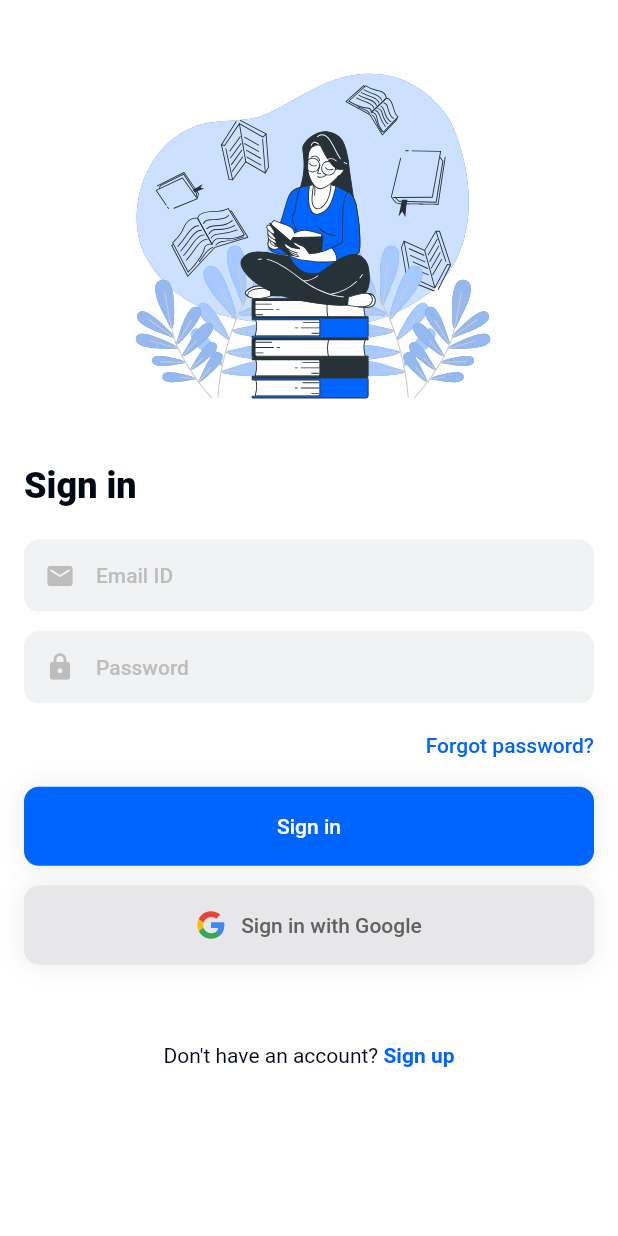
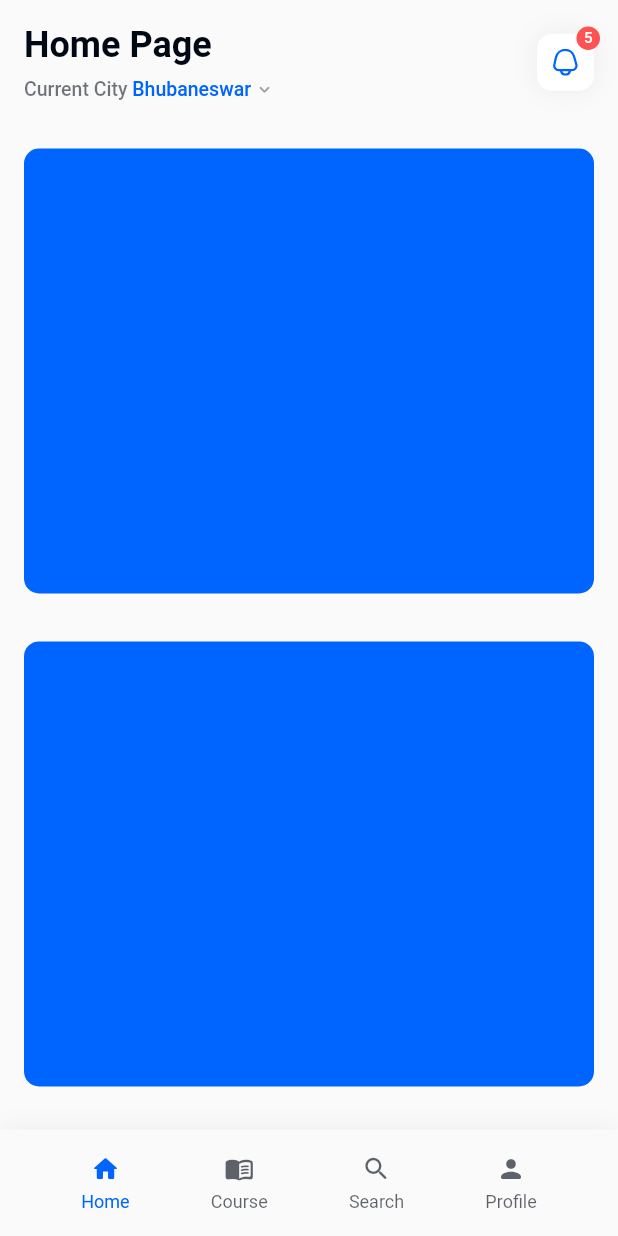
Before and after one commit to SubashXess/Institute-App, a Flutter app: the screen it shows after launch, on a phone screen of 412 x 824 dp. Run offline on Flutter 3.47's test engine with Material 2 defaults, Android fonts, the phone set to English and light mode, and no system bars; drawn by our look-alikes of badges; our stand-ins replace flutter_svg.

Commit message:
dashboard-page-v1

```diff
--- a/lib/constants/boxshadow.dart
+++ b/lib/constants/boxshadow.dart
@@ -8,4 +8,13 @@ class AppBoxShadow {
       blurRadius: blurRadius,
     );
   }
+
+  static BoxShadow s1BoxShadow(
+      {Color color = Colors.black,
+      double blurRadius = 14.0,
+      double x = 0.0,
+      double y = 0.0}) {
+    return BoxShadow(
+        color: color, blurRadius: blurRadius, offset: Offset(x, y));
+  }
 }
--- a/lib/constants/dimensions.dart
+++ b/lib/constants/dimensions.dart
@@ -5,5 +5,5 @@ const tabletWidth = 1000;
 
 class AppIconDimensions {
   static const double appIconSystemSize = 20.0;
-  // static const double appIconMediumSize = 20.0;
+  static const double appIconMediumSize = 18.0;
 }
--- a/lib/constants/routes.dart
+++ b/lib/constants/routes.dart
@@ -1,5 +1,10 @@
 import 'package:flutter/material.dart';
+import 'package:institute_app/screens/coursepage/coursepage.dart';
+import 'package:institute_app/screens/dashboard.dart';
 import 'package:institute_app/screens/forgot_password_page/forgot_password_page.dart';
+import 'package:institute_app/screens/homepage/homepage.dart';
+import 'package:institute_app/screens/profilepage/profilepage.dart';
+import 'package:institute_app/screens/searchpage/searchpage.dart';
 import 'package:institute_app/screens/signup_page/signup_page.dart';
 import 'package:institute_app/screens/verification_page/email_verification_page.dart';
 import 'package:institute_app/screens/verification_page/forgot_password_verification_waiting_page.dart';
@@ -13,4 +18,9 @@ final Map<String, WidgetBuilder> routes = {
   '/email_verification_page': (context) => const EmailVerificationPage(),
   '/email_forgot_password_verification_page': (context) =>
       const EmailForgotPasswordVerificationWaitingPage(),
+  '/dashboard': (context) => const Dashboard(),
+  '/homepage': (context) => const HomePage(),
+  '/coursepage': (context) => const CoursePage(),
+  '/searchpage': (context) => const SearchPage(),
+  '/profilepage': (context) => const ProfilePage(),
 };
--- a/lib/constants/themes.dart
+++ b/lib/constants/themes.dart
@@ -11,6 +11,11 @@ class AppTextTheme {
   static const Color appTextThemeLight = Color.fromARGB(160, 0, 8, 20);
 }
 
+class AppIconTheme {
+  static const Color appIconThemeDark = Color(0xFF000814);
+  static const Color appIconThemeLight = Color.fromARGB(160, 0, 8, 20);
+}
+
 class AppTextFieldTheme {
   static const Color appTextFieldTheme = Color(0xFFF1F2F3);
 }
--- a/lib/main.dart
+++ b/lib/main.dart
@@ -1,5 +1,8 @@
 import 'package:flutter/material.dart';
 import 'package:institute_app/constants/routes.dart';
+import 'package:provider/provider.dart';
+
+import 'providers/navigationbar_providers.dart';
 
 void main() {
   runApp(const MyApp());
@@ -10,12 +13,18 @@ class MyApp extends StatelessWidget {
 
   @override
   Widget build(BuildContext context) {
-    return MaterialApp(
-      title: 'Institute App',
-      debugShowCheckedModeBanner: false,
-      theme: ThemeData(primarySwatch: Colors.blue),
-      initialRoute: '/signin_page',
-      routes: routes,
+    return MultiProvider(
+      providers: [
+        ChangeNotifierProvider(create: (context) => BottomNavBarProvider()),
+      ],
+      child: MaterialApp(
+        title: 'Institute App',
+        debugShowCheckedModeBanner: false,
+        theme: ThemeData(primarySwatch: Colors.blue),
+        initialRoute: '/dashboard', // signin_page
+        routes: routes,
+      ),
     );
+    // return
   }
 }
--- /dev/null
+++ b/lib/providers/navigationbar_providers.dart
@@ -0,0 +1,11 @@
+import 'package:flutter/foundation.dart';
+
+class BottomNavBarProvider with ChangeNotifier {
+  int _currentIndex = 0;
+  int get currentIndex => _currentIndex;
+
+  set currentIndex(int index) {
+    _currentIndex = index;
+    notifyListeners();
+  }
+}
--- /dev/null
+++ b/lib/screens/dashboard.dart
@@ -0,0 +1,177 @@
+// ignore_for_file: avoid_print
+
+import 'package:flutter/material.dart';
+import 'package:institute_app/constants/boxshadow.dart';
+import 'package:institute_app/constants/dimensions.dart';
+import 'package:institute_app/constants/textstyles.dart';
+import 'package:institute_app/constants/themes.dart';
+import 'package:institute_app/screens/coursepage/coursepage.dart';
+import 'package:institute_app/screens/homepage/homepage.dart';
+import 'package:institute_app/screens/profilepage/profilepage.dart';
+import 'package:institute_app/screens/searchpage/searchpage.dart';
+import 'package:provider/provider.dart';
+
+import '../providers/navigationbar_providers.dart';
+
+class Dashboard extends StatefulWidget {
+  const Dashboard({super.key});
+
+  @override
+  State<Dashboard> createState() => _DashboardState();
+}
+
+class _DashboardState extends State<Dashboard> {
+// Keeping State with the Bottom Navigation Bar in Flutter
+  final PageStorageBucket _bucket = PageStorageBucket();
+
+  final List<Widget> pages = [
+    const HomePage(
+      key: PageStorageKey('homepage_key'),
+    ),
+    const CoursePage(
+      key: PageStorageKey('cousepage_key'),
+    ),
+    const SearchPage(
+      key: PageStorageKey('searchpage_key'),
+    ),
+    const ProfilePage(
+      key: PageStorageKey('profilepage_key'),
+    ),
+  ];
+
+  @override
+  Widget build(BuildContext context) {
+    Size size = MediaQuery.of(context).size;
+    print('load');
+    return Scaffold(
+      bottomNavigationBar:
+          NavigationBarWidget(size: size, iconFilled: iconFilled, label: label),
+      body: PageStorage(
+        bucket: _bucket,
+        child: Consumer<BottomNavBarProvider>(
+          builder: (context, value, child) => pages[value.currentIndex],
+        ),
+      ),
+    );
+  }
+
+  final List<IconData> iconFilled = [
+    Icons.home_rounded,
+    Icons.menu_book_rounded,
+    Icons.search_rounded,
+    Icons.person_rounded,
+  ];
+
+  final List<String> label = [
+    'Home',
+    'Course',
+    'Search',
+    'Profile',
+  ];
+}
+
+class NavigationBarWidget extends StatelessWidget {
+  const NavigationBarWidget({
+    super.key,
+    required this.size,
+    required this.iconFilled,
+    required this.label,
+  });
+
+  final Size size;
+  final List<IconData> iconFilled;
+  final List<String> label;
+
+  @override
+  Widget build(BuildContext context) {
+    return Column(
+      mainAxisAlignment: MainAxisAlignment.end,
+      crossAxisAlignment: CrossAxisAlignment.center,
+      mainAxisSize: MainAxisSize.min,
+      children: [
+        Container(
+          width: size.width,
+          padding: const EdgeInsets.symmetric(vertical: 16.0),
+          decoration: BoxDecoration(
+            color: Colors.grey.shade50,
+            boxShadow: [
+              AppBoxShadow.s1BoxShadow(
+                color: Colors.black.withOpacity(0.06),
+                blurRadius: 13.0,
+              ),
+            ],
+          ),
+          child: Row(
+            mainAxisAlignment: MainAxisAlignment.spaceEvenly,
+            crossAxisAlignment: CrossAxisAlignment.center,
+            mainAxisSize: MainAxisSize.min,
+            children: List.generate(iconFilled.length, (index) {
+              return Consumer<BottomNavBarProvider>(
+                  builder: (context, value, child) {
+                return IconWidget(
+                  iconData: iconFilled[index],
+                  label: label[index],
+                  provider: value,
+                  index: index,
+                  onTap: () {
+                    print(index);
+                    value.currentIndex = index;
+                  },
+                );
+              });
+            }),
+          ),
+        ),
+      ],
+    );
+  }
+}
+
+class IconWidget extends StatelessWidget {
+  const IconWidget(
+      {super.key,
+      required this.iconData,
+      required this.onTap,
+      required this.label,
+      required this.provider,
+      required this.index});
+
+  final IconData iconData;
+  final VoidCallback onTap;
+  final String label;
+  final BottomNavBarProvider provider;
+  final int index;
+
+  @override
+  Widget build(BuildContext context) {
+    return InkWell(
+      onTap: onTap,
+      splashColor: Colors.transparent,
+      highlightColor: Colors.transparent,
+      child: Column(
+        crossAxisAlignment: CrossAxisAlignment.center,
+        mainAxisAlignment: MainAxisAlignment.center,
+        children: [
+          Icon(
+            iconData,
+            size: AppIconDimensions.appIconSystemSize,
+            color: provider.currentIndex == index
+                ? AppTheme.appThemeColor
+                : AppIconTheme.appIconThemeLight,
+          ),
+          const SizedBox(height: 5.0),
+          Text(
+            label,
+            style: AppTextStyle.h4TextStyle(
+              color: provider.currentIndex == index
+                  ? AppTheme.appThemeColor
+                  : AppIconTheme.appIconThemeLight,
+              fontWeight: FontWeight.normal,
+              size: 12.0,
+            ),
+          ),
+        ],
+      ),
+    );
+  }
+}
--- /dev/null
+++ b/lib/screens/homepage/homepage.dart
@@ -0,0 +1,151 @@
+import 'package:badges/badges.dart';
+import 'package:flutter/material.dart';
+import 'package:flutter_svg/svg.dart';
+import 'package:institute_app/constants/boxshadow.dart';
+import 'package:institute_app/constants/dimensions.dart';
+import 'package:institute_app/constants/textstyles.dart';
+import 'package:institute_app/constants/themes.dart';
+
+class HomePage extends StatelessWidget {
+  const HomePage({super.key});
+
+  @override
+  Widget build(BuildContext context) {
+    Size size = MediaQuery.of(context).size;
+    return Scaffold(
+      body: SafeArea(
+        child: CustomScrollView(
+          slivers: [
+            SliverToBoxAdapter(
+              child: Container(
+                width: size.width,
+                padding: const EdgeInsets.symmetric(
+                    horizontal: 16.0, vertical: 16.0),
+                child: Row(
+                  mainAxisAlignment: MainAxisAlignment.spaceBetween,
+                  crossAxisAlignment: CrossAxisAlignment.center,
+                  children: [
+                    Flexible(
+                      child: Column(
+                        crossAxisAlignment: CrossAxisAlignment.start,
+                        children: [
+                          Text(
+                            'Home Page',
+                            style: AppTextStyle.h0TextStyle(
+                                fontWeight: FontWeight.w600),
+                          ),
+                          const SizedBox(height: 8.0),
+                          Row(
+                            children: [
+                              Text(
+                                'Current City ',
+                                style: AppTextStyle.h4TextStyle(
+                                  fontWeight: FontWeight.w500,
+                                  color: AppTextTheme.appTextThemeDark
+                                      .withOpacity(0.56),
+                                  size: 13.0,
+                                ),
+                              ),
+                              Flexible(
+                                child: InkWell(
+                                  splashColor: Colors.transparent,
+                                  highlightColor: Colors.transparent,
+                                  onTap: () {},
+                                  child: Text(
+                                    'Bhubaneswar',
+                                    maxLines: 1,
+                                    overflow: TextOverflow.clip,
+                                    style: AppTextStyle.h4TextStyle(
+                                      fontWeight: FontWeight.w500,
+                                      color: AppTheme.appThemeColor,
+                                      size: 13.0,
+                                    ),
+                                  ),
+                                ),
+                              ),
+                              const SizedBox(width: 2.0),
+                              Icon(
+                                Icons.keyboard_arrow_down_rounded,
+                                size: 14.0,
+                                color: Colors.grey.shade500,
+                              ),
+                            ],
+                          ),
+                        ],
+                      ),
+                    ),
+                    const SizedBox(width: 32.0),
+                    Badge(
+                      position: BadgePosition.topEnd(end: -4),
+                      badgeColor: Colors.redAccent,
+                      elevation: 0.0,
+                      padding: const EdgeInsets.all(5.0),
+                      showBadge: true,
+                      badgeContent: Text(
+                        '5',
+                        style: AppTextStyle.h4TextStyle(
+                            size: 10.0,
+                            color: Colors.white,
+                            fontWeight: FontWeight.w500),
+                      ),
+                      child: Container(
+                        padding: const EdgeInsets.all(10.0),
+                        decoration: BoxDecoration(
+                          borderRadius: BorderRadius.circular(10.0),
+                          color: Colors.white,
+                          boxShadow: [
+                            AppBoxShadow.s0BoxShadow(
+                                color: Colors.black.withOpacity(0.06))
+                          ],
+                        ),
+                        child: SvgPicture.asset(
+                          'assets/icons/bell.svg',
+                          height: AppIconDimensions.appIconMediumSize,
+                          width: AppIconDimensions.appIconMediumSize,
+                          color: AppTheme.appThemeColor,
+                        ),
+                      ),
+                    ),
+                  ],
+                ),
+              ),
+            ),
+            SliverToBoxAdapter(
+              child: Container(
+                width: size.width,
+                height: size.height * 0.36,
+                margin: const EdgeInsets.all(16.0),
+                decoration: BoxDecoration(
+                  borderRadius: BorderRadius.circular(10.0),
+                  color: AppTheme.appThemeColor,
+                ),
+              ),
+            ),
+            SliverToBoxAdapter(
+              child: Container(
+                width: size.width,
+                height: size.height * 0.36,
+                margin: const EdgeInsets.all(16.0),
+                decoration: BoxDecoration(
+                  borderRadius: BorderRadius.circular(10.0),
+                  color: AppTheme.appThemeColor,
+                ),
+              ),
+            ),
+            SliverToBoxAdapter(
+              child: Container(
+                width: size.width,
+                height: size.height * 0.36,
+                margin: const EdgeInsets.all(16.0),
+                decoration: BoxDecoration(
+                  borderRadius: BorderRadius.circular(10.0),
+                  color: AppTheme.appThemeColor,
+                ),
+              ),
+            ),
+          ],
+        ),
+      ),
+    );
+  }
+}
--- a/lib/screens/verification_page/email_verification_page.dart
+++ b/lib/screens/verification_page/email_verification_page.dart
@@ -14,8 +14,6 @@ class EmailVerificationPage extends StatefulWidget {
 }
 
 class _EmailVerificationPageState extends State<EmailVerificationPage> {
-  bool _isLoading = false;
-
   @override
   Widget build(BuildContext context) {
     Size size = MediaQuery.of(context).size;
--- a/pubspec.yaml
+++ b/pubspec.yaml
@@ -29,6 +29,7 @@ environment:
 # the latest version available on pub.dev. To see which dependencies have newer
 # versions available, run `flutter pub outdated`.
 dependencies:
+  badges: ^2.0.3
   cupertino_icons: ^1.0.2
   flutter:
     sdk: flutter
@@ -52,6 +53,7 @@ flutter:
   # To add assets to your application, add an assets section, like this:
   assets:
     - assets/svg/
+    - assets/icons/
   # An image asset can refer to one or more resolution-specific "variants", see
   # https://flutter.dev/assets-and-images/#resolution-aware
   # For details regarding adding assets from package dependencies, see
```
Also changed, not shown: lib/screens/coursepage/coursepage.dart (added, +62 -0 lines), lib/screens/profilepage/profilepage.dart (added, +62 -0 lines), lib/screens/searchpage/searchpage.dart (added, +62 -0 lines), assets/icons/bell.svg (added), assets/icons/bell1.svg (added), pubspec.lock.
